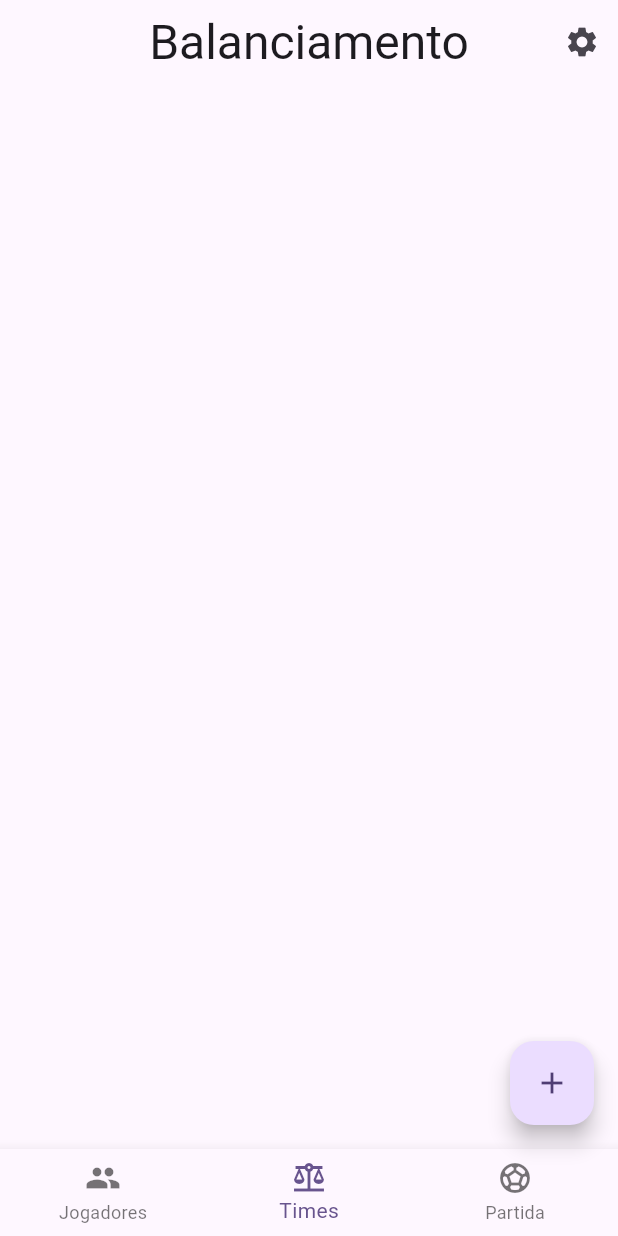
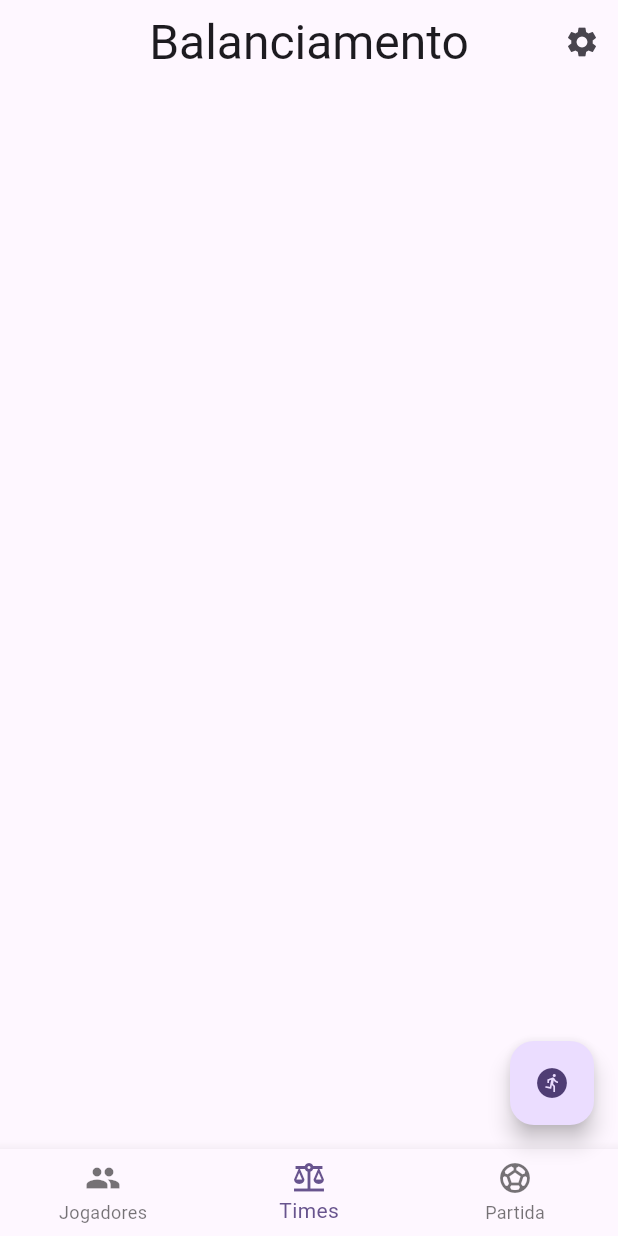
Before and after one commit to jonUrsulino/equilibrium, a Flutter app: the screen it shows after launch, item 2 of the bottom bar chosen, on a phone screen of 412 x 824 dp. Run offline on Flutter 3.47's test engine with Material 3 defaults, Android fonts, the phone set to English and light mode, and no system bars; our stand-ins replace equatable, get_it, go_router, signals; missing offline and left inert: pair, rate_in_stars.

Commit message:
Bottom actions with name and icons

```diff
--- a/lib/presentation/screen/home.dart
+++ b/lib/presentation/screen/home.dart
@@ -16,7 +16,19 @@ class HomeScreen extends StatefulWidget {
 
 class _HomeScreenState extends State<HomeScreen> with SignalsAutoDisposeMixin {
   final presence = PresencePlayers();
-  final bottomAction = Signal(BottomNavigationScreens.home);
+  final bottomAction = Signal(BottomNavigationType.home);
+  final List<FABData> fabActions = [
+    const FABData(
+      BottomNavigationType.home,
+      "Adicionar jogador",
+      Icons.add,
+    ),
+    const FABData(
+      BottomNavigationType.balance,
+      "Balanciar times",
+      Icons.run_circle,
+    )
+  ];
 
   void balance() {
     var coach = Coach(presence);
@@ -27,7 +39,6 @@ class _HomeScreenState extends State<HomeScreen> with SignalsAutoDisposeMixin {
   @override
   void initState() {
     presence.effecting;
-    balance();
     super.initState();
   }
 
@@ -49,9 +60,9 @@ class _HomeScreenState extends State<HomeScreen> with SignalsAutoDisposeMixin {
         ),
         body: Watch((context) {
           switch (bottomAction.value) {
-            case BottomNavigationScreens.home:
+            case BottomNavigationType.home:
               return PresenceScreen(presence: presence);
-            case BottomNavigationScreens.balance:
+            case BottomNavigationType.balance:
               return BalanceScreen(presence: presence);
             default:
               return Text('Sei não');
@@ -79,15 +90,18 @@ class _HomeScreenState extends State<HomeScreen> with SignalsAutoDisposeMixin {
             ),
           ],
         ),
-        floatingActionButton: FloatingActionButton(
-          onPressed: _addNewPlayer,
-          tooltip: 'Adicionar jogador',
-          child: const Icon(Icons.add),
-        ));
+        floatingActionButton: _buildFAB());
   }
 
-  void _addNewPlayer() {
-    print("add new player");
+  FloatingActionButton _buildFAB() {
+    var fab = fabActions
+        .singleWhere((element) => element.type == bottomAction.watch(context));
+
+    return FloatingActionButton(
+      onPressed: () => onPressed(fab),
+      tooltip: fab.name,
+      child: Icon(fab.icon),
+    );
   }
 
   void onTapBottomNavigation(int value) {
@@ -104,15 +118,15 @@ class _HomeScreenState extends State<HomeScreen> with SignalsAutoDisposeMixin {
   }
 
   void goToHome() {
-    bottomAction.set(BottomNavigationScreens.home);
+    bottomAction.set(BottomNavigationType.home);
   }
 
   void goToTeams() {
-    bottomAction.set(BottomNavigationScreens.balance);
+    bottomAction.set(BottomNavigationType.balance);
   }
 
   void goToGame() {
-    bottomAction.set(BottomNavigationScreens.game);
+    bottomAction.set(BottomNavigationType.game);
     // context.navigator.navigateToScreen(name: "/game");
   }
 
@@ -132,6 +146,29 @@ class _HomeScreenState extends State<HomeScreen> with SignalsAutoDisposeMixin {
         return 'Equilibrium';
     }
   }
+
+  void _addPlayers() {
+    print("add new player");
+  }
+
+  void onPressed(FABData fab) {
+    switch (fab.type) {
+      case BottomNavigationType.home:
+        _addPlayers();
+      case BottomNavigationType.balance:
+        balance();
+      default:
+        _addPlayers();
+    }
+  }
 }
 
-enum BottomNavigationScreens { home, balance, game }
+enum BottomNavigationType { home, balance, game }
+
+class FABData {
+  const FABData(this.type, this.name, this.icon);
+
+  final BottomNavigationType type;
+  final String name;
+  final IconData icon;
+}
```
Also changed, not shown: lib/domain/di/di.dart (added).
